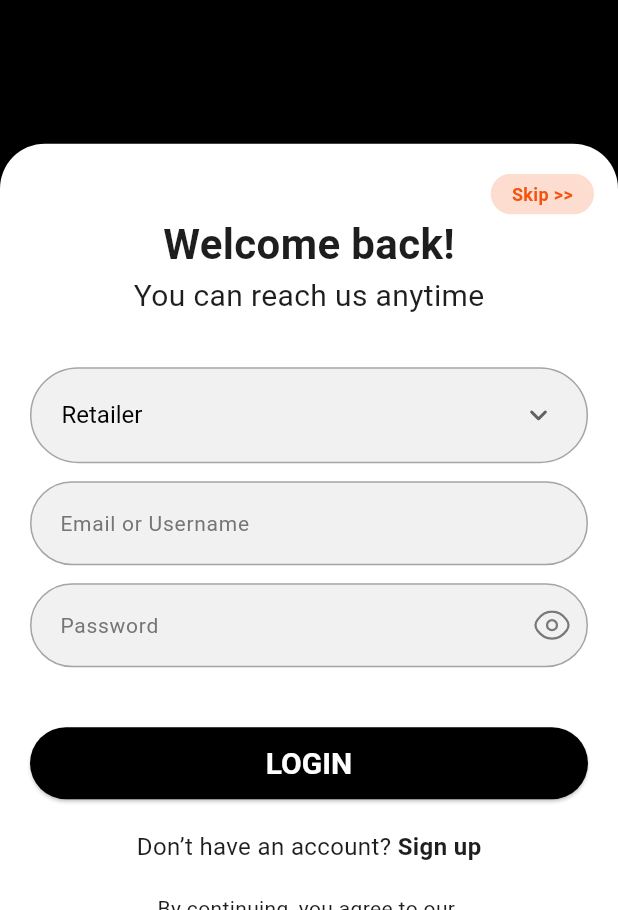
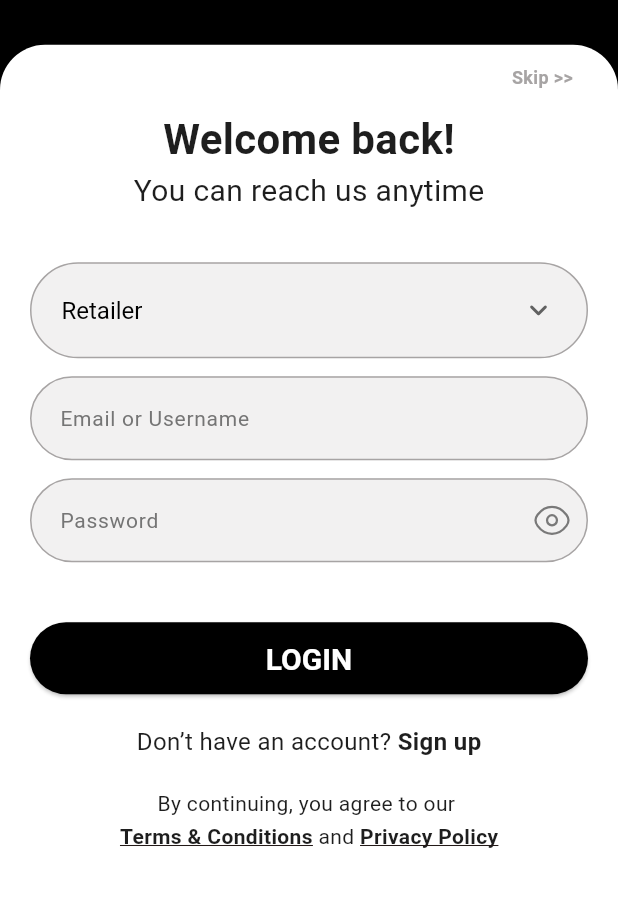
Before and after one commit to jayantaex/Excellis-Travel, a Flutter app: the screen it shows after launch, on a phone screen of 412 x 824 dp, the part 326-1236 px from its top. Run offline on Flutter 3.47's test engine with Material 3 defaults, Android fonts, the phone set to English and light mode, and no system bars; our stand-ins replace bloc, dio, dotted_border, equatable, firebase_messaging, flutter_bloc and 10 more; missing offline and left inert: barcode, razorpay_flutter, ticket_widget; accounts and stored records are empty.

Commit message:
changes on login sheet

```diff
--- a/lib/features/auth/presentation/screens/login_screen.dart
+++ b/lib/features/auth/presentation/screens/login_screen.dart
@@ -1,4 +1,3 @@
-import 'package:excellistravel/core/utils/app_helpers.dart';
 import 'package:flutter/material.dart';
 import 'package:flutter_bloc/flutter_bloc.dart';
 import 'package:go_router/go_router.dart';
--- a/lib/features/auth/presentation/widgets/login_sheet.dart
+++ b/lib/features/auth/presentation/widgets/login_sheet.dart
@@ -60,8 +60,8 @@ class _LoginSheetState extends State<LoginSheet> {
           topRight: Radius.circular(30),
         ),
       ),
-      padding: EdgeInsets.only(top: 20),
-      height: AppHelpers.getScreenHeight(context) * 0.62,
+      padding: const EdgeInsets.only(top: 8),
+      height: AppHelpers.getScreenHeight(context) * 0.7,
       width: AppHelpers.getScreenWidth(context),
       child: SingleChildScrollView(
         child: Column(
@@ -81,15 +81,11 @@ class _LoginSheetState extends State<LoginSheet> {
                     margin: const EdgeInsets.only(right: 16),
                     padding:
                         const EdgeInsets.symmetric(horizontal: 14, vertical: 5),
-                    decoration: BoxDecoration(
-                      color: AppColors.primary.withOpacity(0.2),
-                      borderRadius: BorderRadius.circular(30),
-                    ),
                     child: const Text(
                       'Skip >>',
                       style: TextStyle(
                         fontSize: 12,
-                        color: AppColors.primary,
+                        color: AppColors.grey,
                         fontWeight: FontWeight.w600,
                       ),
                     ),
@@ -97,6 +93,8 @@ class _LoginSheetState extends State<LoginSheet> {
                 ),
               ),
             ),
+
+            const SizedBox(height: 8),
             const Text(
               'Welcome back!',
               style: TextStyle(fontSize: 28, fontWeight: FontWeight.bold),
--- a/lib/features/flight_booking/presentation/widgets/search_drop_down.dart
+++ b/lib/features/flight_booking/presentation/widgets/search_drop_down.dart
@@ -23,6 +23,7 @@ class SearchDropDown extends StatelessWidget {
   @override
   Widget build(BuildContext context) {
     return DropdownButtonFormField(
+
       dropdownColor: Theme.of(context).scaffoldBackgroundColor,
       style: const TextStyle(
           fontSize: 12, fontWeight: FontWeight.w500, color: AppColors.black),
```
